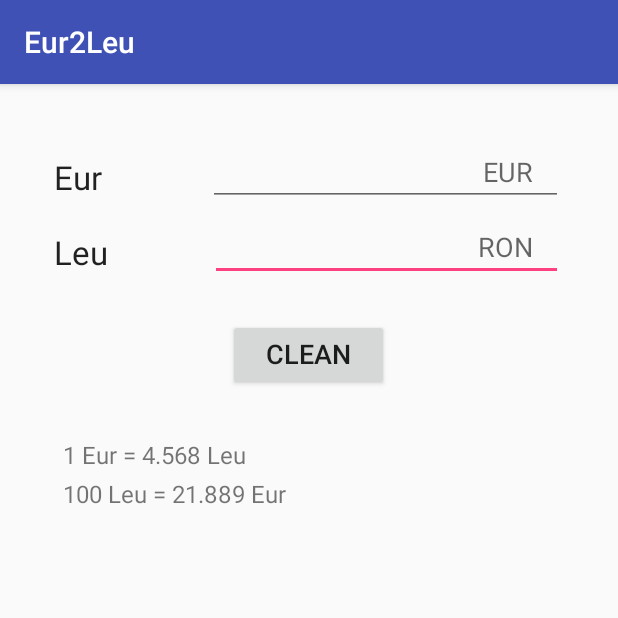
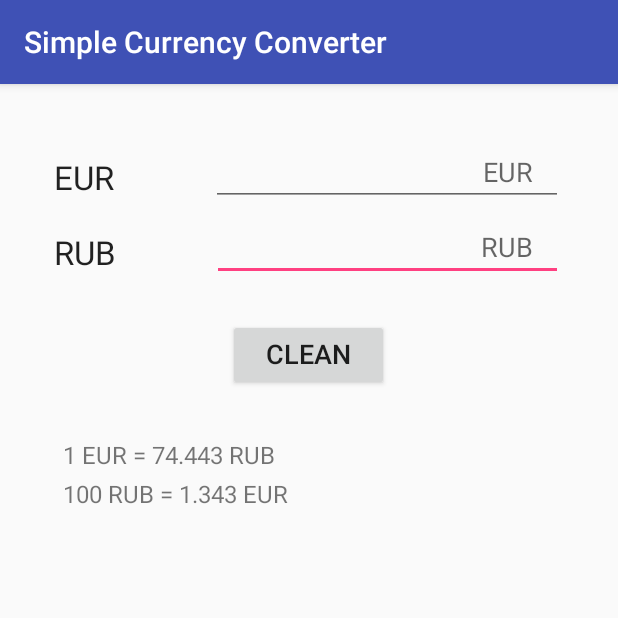
Before and after one commit to AlbertoSabater/Eur2Leu, an Android app: the screen it shows after launch (MainActivity), after a tap on "CLEAN", on a phone screen of 412 x 824 dp, the top half of it. Run offline under Robolectric (Android 15) with nearby library versions, the phone set to English and light mode, and no system bars.

Commit message:
Modified to fit anyother currency easily by code

```diff
--- a/app/src/main/java/com/apps/alberto/eur2leu/MainActivity.java
+++ b/app/src/main/java/com/apps/alberto/eur2leu/MainActivity.java
@@ -8,14 +8,18 @@ import android.view.View;
 import android.view.WindowManager;
 import android.widget.Button;
 import android.widget.EditText;
+import android.widget.TextView;
 
 public class MainActivity extends AppCompatActivity {
 
-    private EditText et_eur;
-    private EditText et_leu;
+    private TextView tv_info, tv_coin1, tv_coin2;
+    private EditText et_1, et_2;
     private Button bt_clean;
 
-    private final double CHANGE = 4.56829639;
+    private final double CHANGE = 74.4430;
+    private final String COIN_1 = "EUR";
+    private final String COIN_2 = "RUB";
+
     private boolean skip = false;
 
     @Override
@@ -23,13 +27,31 @@ public class MainActivity extends AppCompatActivity {
         super.onCreate(savedInstanceState);
         setContentView(R.layout.activity_main);
 
-        et_eur = (EditText) findViewById(R.id.et_eur);
-        et_leu = (EditText) findViewById(R.id.et_leu);
+        // Set money info
+        tv_info = (TextView) findViewById(R.id.tv_info);
+        if (CHANGE > 0) {
+            tv_info.setText(String.format("1 %s = %.3f %s\n100 %s = %.3f %s", COIN_1, CHANGE, COIN_2, COIN_2, 100 / CHANGE, COIN_1));
+        }
+        else {
+            tv_info.setText(String.format("1 %s = %.3f %s\n100 %s = %.3f %s", COIN_1, 100 / CHANGE, COIN_2, COIN_2, CHANGE, COIN_1));
+        }
+
+        // Set Currency Names and hist
+        tv_coin1 = (TextView) findViewById(R.id.tv_coin1);
+        tv_coin2 = (TextView) findViewById(R.id.tv_coin2);
+        tv_coin1.setText(COIN_1);
+        tv_coin2.setText(COIN_2);
+
+        et_1 = (EditText) findViewById(R.id.et_eur);
+        et_2 = (EditText) findViewById(R.id.et_leu);
         bt_clean = (Button) findViewById(R.id.bt_clean);
 
+        et_1.setHint(COIN_1);
+        et_2.setHint(COIN_2);
 
-        // Convert Euro to Leu
-        et_eur.addTextChangedListener(new TextWatcher() {
+
+        // Convert COIN_1 to COIN_2
+        et_1.addTextChangedListener(new TextWatcher() {
 
             @Override
             public void afterTextChanged(Editable s) {}
@@ -45,9 +67,9 @@ public class MainActivity extends AppCompatActivity {
                 if(s.length() != 0) {
                     if (!skip) {
                         skip = true;
-                        double leu = Double.parseDouble(s.toString()) * CHANGE;
-                        leu = roundMoney(leu);
-                        et_leu.setText(String.valueOf(leu));
+                        double c2 = Double.parseDouble(s.toString()) * CHANGE;
+                        c2 = roundMoney(c2);
+                        et_2.setText(String.valueOf(c2));
                     }
                     else {
                         skip = false;
@@ -56,8 +78,8 @@ public class MainActivity extends AppCompatActivity {
             }
         });
 
-        // Convert Leu to Eur
-        et_leu.addTextChangedListener(new TextWatcher() {
+        // Convert COIN_1 to COIN_1
+        et_2.addTextChangedListener(new TextWatcher() {
 
             @Override
             public void afterTextChanged(Editable s) {}
@@ -73,9 +95,9 @@ public class MainActivity extends AppCompatActivity {
                 if(s.length() != 0) {
                     if (!skip) {
                         skip = true;
-                        double eur = Double.parseDouble(s.toString()) / CHANGE;
-                        eur = roundMoney(eur);
-                        et_eur.setText(String.valueOf(eur));
+                        double c1 = Double.parseDouble(s.toString()) / CHANGE;
+                        c1 = roundMoney(c1);
+                        et_1.setText(String.valueOf(c1));
                     }
                     else {
                         skip = false;
@@ -87,13 +109,13 @@ public class MainActivity extends AppCompatActivity {
         bt_clean.setOnClickListener(new View.OnClickListener() {
             @Override
             public void onClick(View v) {
-                et_eur.setText("");
-                et_leu.setText("");
+                et_1.setText("");
+                et_2.setText("");
             }
         });
 
 
-        et_leu.requestFocus();
+        et_2.requestFocus();
 
 //
 //        RelativeLayout ll_2 = (RelativeLayout) findViewById(R.id.activity_main);
--- a/app/src/main/res/layout/activity_main.xml
+++ b/app/src/main/res/layout/activity_main.xml
@@ -24,13 +24,13 @@
             android:layout_height="50dp">
 
             <TextView
-                android:text="Eur"
+                android:id="@+id/tv_coin1"
                 android:layout_width="wrap_content"
                 android:layout_height="wrap_content"
-                android:id="@+id/textView5"
+                android:layout_marginLeft="20dp"
+                android:layout_marginTop="10dp"
                 android:layout_weight="1"
-                android:layout_marginTop="10dp"
-                android:layout_marginLeft="20dp"
+                android:text="Eur"
                 android:textAppearance="@android:style/TextAppearance.Material.Large" />
 
             <EditText
@@ -59,13 +59,13 @@
 
 
             <TextView
-                android:text="Leu"
+                android:id="@+id/tv_coin2"
                 android:layout_width="wrap_content"
                 android:layout_height="wrap_content"
-                android:id="@+id/textView6"
+                android:layout_marginLeft="20dp"
+                android:layout_marginTop="10dp"
                 android:layout_weight="1"
-                android:layout_marginTop="10dp"
-                android:layout_marginLeft="20dp"
+                android:text="PLN"
                 android:textAppearance="@android:style/TextAppearance.Material.Large" />
 
             <EditText
@@ -75,7 +75,7 @@
                 android:layout_marginTop="5dp"
                 android:id="@+id/et_leu"
                 android:inputType="numberDecimal"
-                android:hint="RON"
+                android:hint="PLN"
                 android:gravity="right|center_vertical"
                 android:paddingRight="20dp"
                 android:layout_alignParentTop="true"
@@ -103,17 +103,17 @@
         android:textAlignment="center" />
 
     <TextView
-        android:text="1 Eur = 4.568 Leu\n100 Leu = 21.889 Eur"
+        android:id="@+id/tv_info"
         android:layout_width="wrap_content"
         android:layout_height="wrap_content"
-        android:layout_below="@+id/bt_clean"
         android:layout_alignParentLeft="true"
         android:layout_alignParentStart="true"
+        android:layout_below="@+id/bt_clean"
         android:layout_marginLeft="26dp"
         android:layout_marginStart="26dp"
         android:layout_marginTop="31dp"
-        android:id="@+id/textView7"
-        android:textSize="16sp"
-        android:lineSpacingExtra="7sp" />
+        android:lineSpacingExtra="7sp"
+        android:text="1 Eur = 4.143 PLN\n100 PLN = 24.133 Eur"
+        android:textSize="16sp" />
 
 </RelativeLayout>
--- a/app/src/main/res/values/strings.xml
+++ b/app/src/main/res/values/strings.xml
@@ -1,3 +1,3 @@
 <resources>
-    <string name="app_name">Eur2Leu</string>
+    <string name="app_name">Simple Currency Converter</string>
 </resources>
```
Also changed, not shown: 1 other file.
